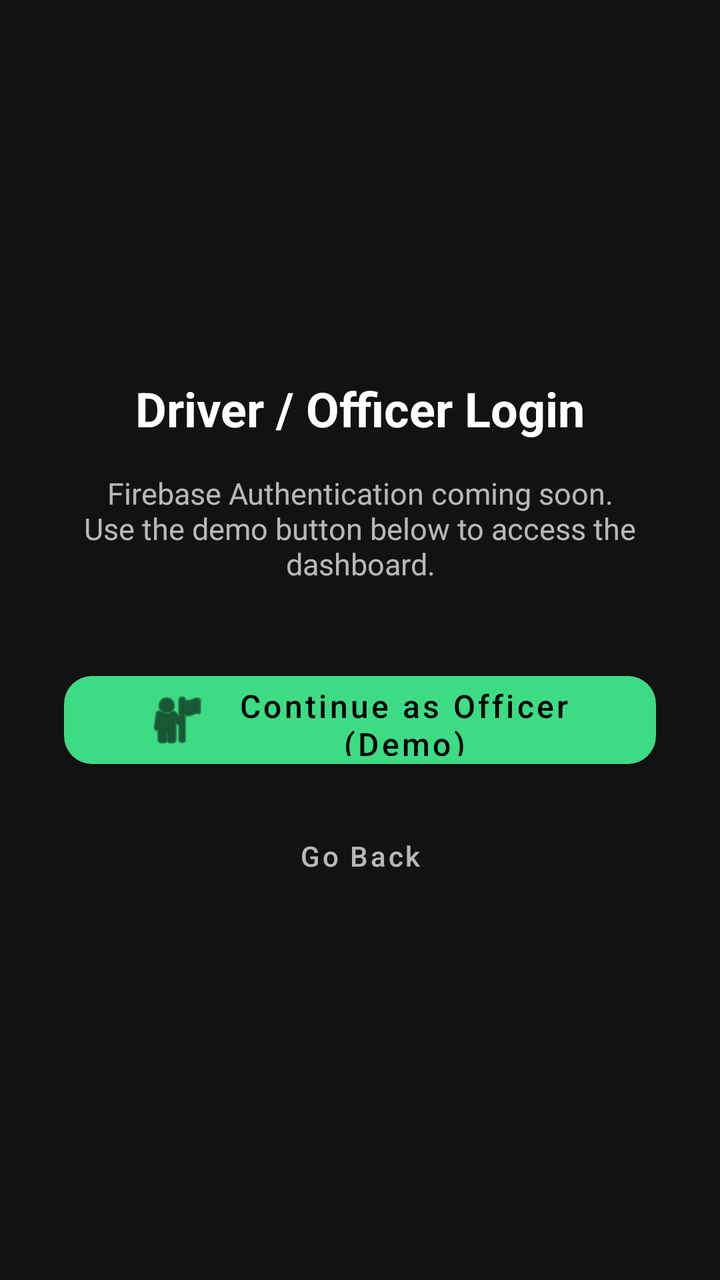
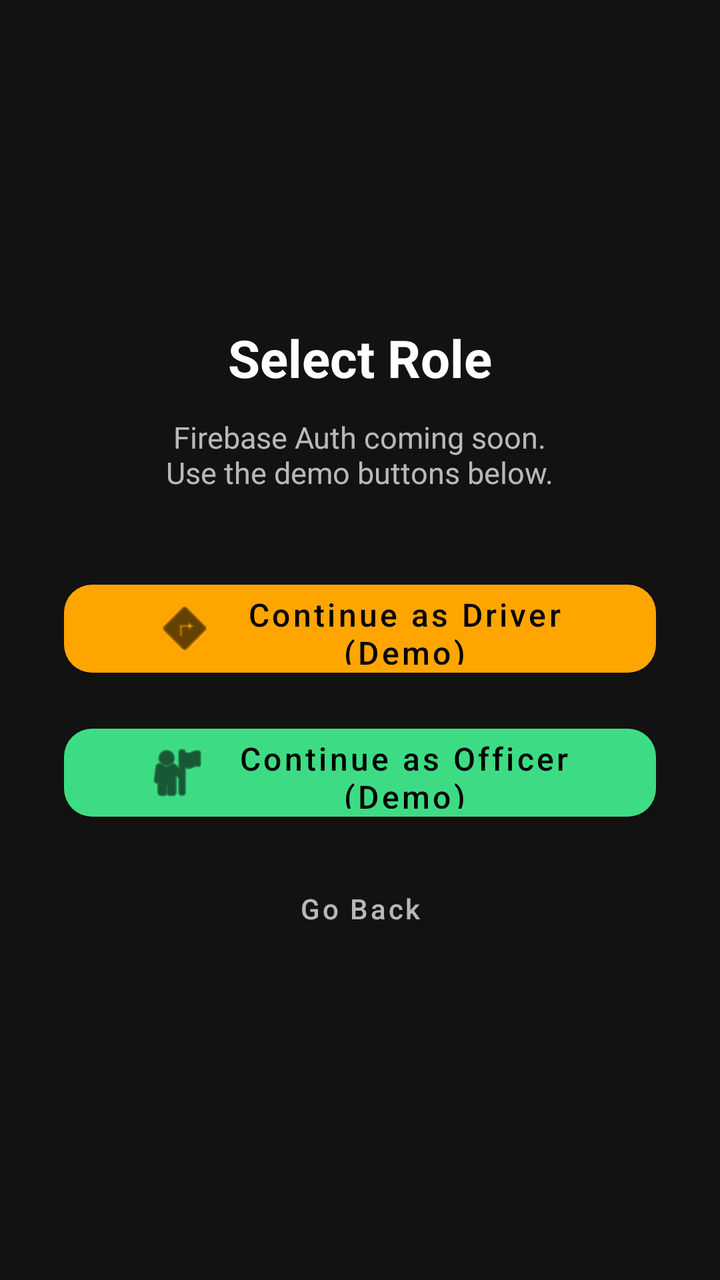

Compare the two renders of this Android layout. The source of the first and the diff that turns it into the second are given below.
<!-- AndroidManifest.xml: application theme Theme.RoadFlowAI -->
<!-- res/layout/activity_login.xml -->
<?xml version="1.0" encoding="utf-8"?>
<LinearLayout xmlns:android="http://schemas.android.com/apk/res/android"
    xmlns:app="http://schemas.android.com/apk/res-auto"
    xmlns:tools="http://schemas.android.com/tools"
    android:layout_width="match_parent"
    android:layout_height="match_parent"
    android:background="#121212"
    android:gravity="center"
    android:orientation="vertical"
    android:padding="32dp"
    tools:context=".LoginActivity">

    <TextView
        android:layout_width="wrap_content"
        android:layout_height="wrap_content"
        android:text="Driver / Officer Login"
        android:textColor="#FFFFFF"
        android:textSize="24sp"
        android:textStyle="bold" />

    <TextView
        android:layout_width="wrap_content"
        android:layout_height="wrap_content"
        android:layout_marginTop="16dp"
        android:gravity="center"
        android:text="Firebase Authentication coming soon.\nUse the demo button below to access the dashboard."
        android:textColor="#B3FFFFFF"
        android:textSize="15sp" />

    
    <com.google.android.material.button.MaterialButton
        android:id="@+id/btnContinueOfficer"
        android:layout_width="match_parent"
        android:layout_height="56dp"
        android:layout_marginTop="40dp"
        android:text="Continue as Officer (Demo)"
        android:textAllCaps="false"
        android:textSize="16sp"
        app:backgroundTint="#3DDC84"
        app:cornerRadius="14dp"
        app:icon="@android:drawable/ic_menu_myplaces"
        app:iconGravity="textStart"
        app:iconPadding="12dp" />

    <com.google.android.material.button.MaterialButton
        style="@style/Widget.MaterialComponents.Button.TextButton"
        android:layout_width="wrap_content"
        android:layout_height="wrap_content"
        android:layout_marginTop="16dp"
        android:onClick="onBackPressed"
        android:text="Go Back"
        android:textAllCaps="false"
        android:textColor="#B3FFFFFF"
        app:rippleColor="#333333" />

</LinearLayout>
<!-- resources referenced by this layout -->
<resources>
  <style name="Theme.RoadFlowAI" parent="Theme.MaterialComponents.DayNight.NoActionBar">
          <item name="android:statusBarColor">#121212</item>
          <item name="android:navigationBarColor">#121212</item>
          <item name="colorPrimary">#3DDC84</item>
          <item name="colorPrimaryVariant">#2BBF6E</item>
          <item name="colorOnPrimary">#000000</item>
          <item name="colorSecondary">#FFA500</item>
          <item name="android:windowBackground">#121212</item>
      </style>
</resources>

<!-- the commit's change to res/layout/activity_login.xml (unified diff, before → after) -->
@@ -13,26 +13,41 @@
     <TextView
         android:layout_width="wrap_content"
         android:layout_height="wrap_content"
-        android:text="Driver / Officer Login"
+        android:text="Select Role"
         android:textColor="#FFFFFF"
-        android:textSize="24sp"
+        android:textSize="26sp"
         android:textStyle="bold" />
 
     <TextView
         android:layout_width="wrap_content"
         android:layout_height="wrap_content"
-        android:layout_marginTop="16dp"
+        android:layout_marginTop="12dp"
         android:gravity="center"
-        android:text="Firebase Authentication coming soon.\nUse the demo button below to access the dashboard."
+        android:text="Firebase Auth coming soon.\nUse the demo buttons below."
         android:textColor="#B3FFFFFF"
         android:textSize="15sp" />
+
+    
+    <com.google.android.material.button.MaterialButton
+        android:id="@+id/btnContinueDriver"
+        android:layout_width="match_parent"
+        android:layout_height="56dp"
+        android:layout_marginTop="40dp"
+        android:text="Continue as Driver (Demo)"
+        android:textAllCaps="false"
+        android:textSize="16sp"
+        app:backgroundTint="#FFA500"
+        app:cornerRadius="14dp"
+        app:icon="@android:drawable/ic_menu_directions"
+        app:iconGravity="textStart"
+        app:iconPadding="12dp" />
 
     
     <com.google.android.material.button.MaterialButton
         android:id="@+id/btnContinueOfficer"
         android:layout_width="match_parent"
         android:layout_height="56dp"
-        android:layout_marginTop="40dp"
+        android:layout_marginTop="16dp"
         android:text="Continue as Officer (Demo)"
         android:textAllCaps="false"
         android:textSize="16sp"
